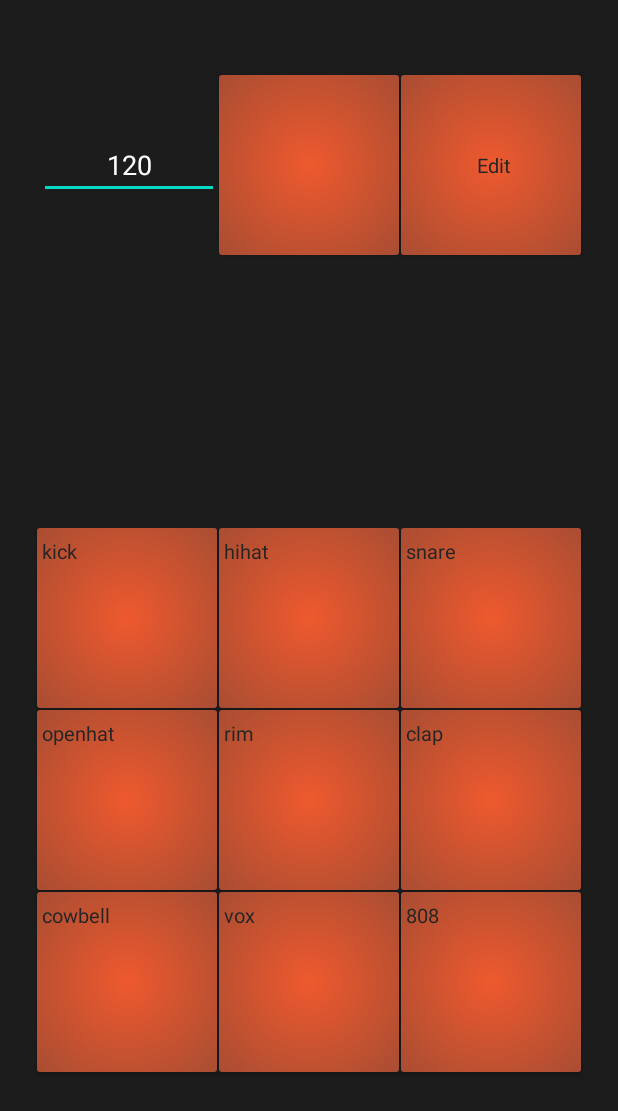
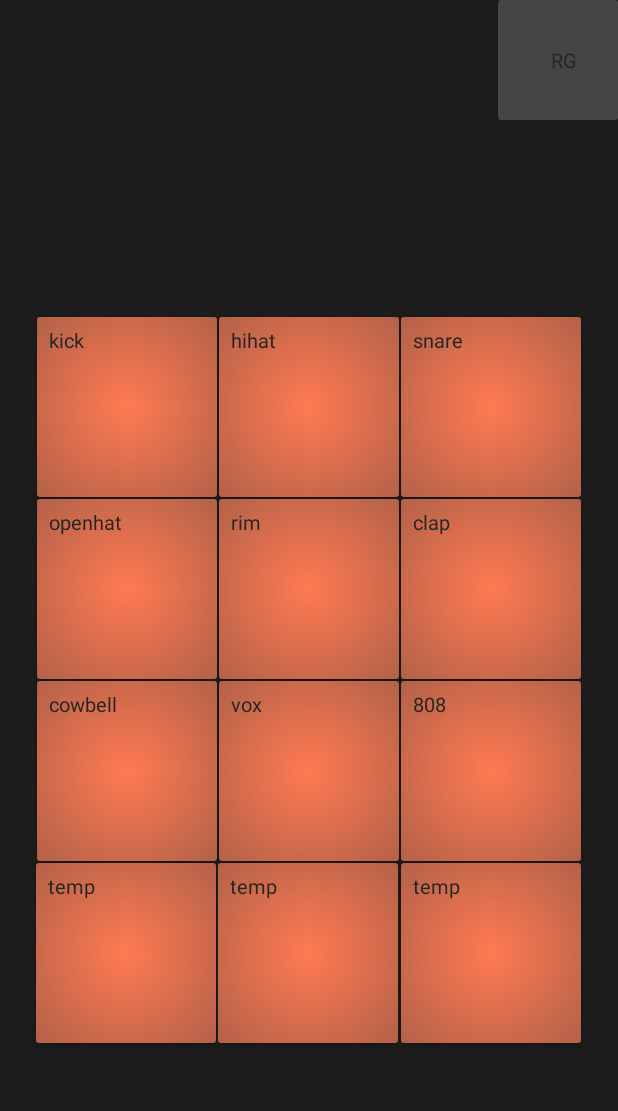
Before and after one commit to ivansavrikov/DrumPartsCreator, an Android app: the screen it shows after launch (RealTimeRhythm), on a phone screen of 412 x 824 dp. Shown: the top 1111 px of the screen. Run offline under Robolectric (Android 15) with nearby library versions, the phone set to English and light mode, and no system bars.

Commit message:
Ui рекомпозиция

```diff
--- a/app/src/main/java/com/example/courseproject/RealTimeRhythm.kt
+++ b/app/src/main/java/com/example/courseproject/RealTimeRhythm.kt
@@ -18,7 +18,6 @@ import java.util.*
 import kotlin.concurrent.timerTask
 
 class RealTimeRhythm : AppCompatActivity() {
-    private lateinit var editTextBpm: EditText
     override fun onCreate(savedInstanceState: Bundle?) {
         super.onCreate(savedInstanceState)
         window.decorView.systemUiVisibility = (
@@ -27,9 +26,6 @@ class RealTimeRhythm : AppCompatActivity() {
                         or View.SYSTEM_UI_FLAG_IMMERSIVE_STICKY)
 
         setContentView(R.layout.activity_real_time_rhythm)
-
-        editTextBpm = findViewById(R.id.editTextBpm)
-        editTextBpm.addTextChangedListener(onChangeBpm)
 
         ManeValues.metronomeBeepDPlayer = MediaPlayer.create(this, R.raw.rim)
         ManeValues.metronomeBeepCPlayer = MediaPlayer.create(this, R.raw.rim)
@@ -52,9 +48,6 @@ class RealTimeRhythm : AppCompatActivity() {
         ManeValues.pads[7] = ManeValues.soundPools[7].load(this, R.raw.vox, 0)
         ManeValues.pads[8] = ManeValues.soundPools[8].load(this, R.raw.bass_808, 0)
 
-
-        val btnMetronome: ToggleButton = findViewById(R.id.btnMetronome)
-        btnMetronome.setOnCheckedChangeListener(myCheckedChangeListener)
 
         val btnPad1: Button = findViewById(R.id.btnPad1)
         val btnPad2: Button = findViewById(R.id.btnPad2)
@@ -128,7 +121,7 @@ class RealTimeRhythm : AppCompatActivity() {
         }
     }
 
-    private val menuManager = OnClickListener { view ->
+    internal val menuManager = OnClickListener { view ->
         when(view.id){
             R.id.btnEdit -> {
                 val intent = Intent(this, RhythmicGridActivity::class.java)
@@ -141,46 +134,4 @@ class RealTimeRhythm : AppCompatActivity() {
     private fun playDrumCutItself(pad: Int, pool: Int){
         ManeValues.soundPools[pool].play(pad, 1.0f, 1.0f, 0, 0, 1.0f)
     }
-
-    private val myCheckedChangeListener =
-        OnCheckedChangeListener { _, isChecked ->
-            if (isChecked) metronomeStart()
-            else metronomeStop()
-        }
-
-    private val onChangeBpm = object : TextWatcher{
-        override fun beforeTextChanged(p0: CharSequence?, p1: Int, p2: Int, p3: Int) {
-            return
-        }
-
-        override fun onTextChanged(p0: CharSequence?, p1: Int, p2: Int, p3: Int) {
-            return
-        }
-
-        override fun afterTextChanged(editText: Editable) {
-            if(editTextBpm.text.toString() != ""){ //hack
-                ManeValues.bpm = editTextBpm.text.toString().toInt()
-                ManeValues.beatDuration = 60_000/ManeValues.bpm.toLong()
-                ManeValues.stepDuration = ManeValues.beatDuration/2
-            }
-        }
-    }
-
-    private var timer: Timer? = null
-    private var tickCount: Int = 0
-
-    private fun metronomeStart() {
-        timer = Timer()
-        timer?.scheduleAtFixedRate(timerTask {
-            if(tickCount % 4 == 0) ManeValues.metronomeBeepDPlayer.start()
-            else ManeValues.metronomeBeepCPlayer.start()
-            tickCount++
-        }, 0, ManeValues.beatDuration)
-    }
-
-    private fun metronomeStop() {
-        timer?.cancel()
-        timer = null
-        tickCount = 0
-    }
 }
--- a/app/src/main/java/com/example/courseproject/RhythmicGridActivity.kt
+++ b/app/src/main/java/com/example/courseproject/RhythmicGridActivity.kt
@@ -3,6 +3,8 @@ package com.example.courseproject
 import android.content.Intent
 import androidx.appcompat.app.AppCompatActivity
 import android.os.Bundle
+import android.text.Editable
+import android.text.TextWatcher
 import android.view.View
 import android.view.View.OnClickListener
 import android.widget.*
@@ -11,6 +13,8 @@ import com.example.courseproject.core.Project808
 import com.example.courseproject.database.DBManager
 import kotlinx.coroutines.*
 import kotlinx.serialization.json.Json
+import java.util.*
+import kotlin.concurrent.timerTask
 
 class RhythmicGridActivity : AppCompatActivity() {
     private lateinit var btnSave: Button
@@ -20,6 +24,8 @@ class RhythmicGridActivity : AppCompatActivity() {
     private var buttonSteps: MutableList<ToggleButton> = mutableListOf()
     private var currentPatternIndex: Int = 0
 
+    private lateinit var editTextBpm: EditText
+
     override fun onCreate(savedInstanceState: Bundle?) {
         super.onCreate(savedInstanceState)
         window.decorView.systemUiVisibility = (
@@ -28,6 +34,12 @@ class RhythmicGridActivity : AppCompatActivity() {
                         or View.SYSTEM_UI_FLAG_IMMERSIVE_STICKY)
 
         setContentView(R.layout.activity_rhythmic_grid)
+
+        editTextBpm = findViewById(R.id.editTextBpm)
+        editTextBpm.addTextChangedListener(onChangeBpm)
+
+        val btnMetronome: ToggleButton = findViewById(R.id.btnMetronome)
+        btnMetronome.setOnCheckedChangeListener(myCheckedChangeListener)
 
         val spinner: Spinner = findViewById(R.id.spinner)
         val pad1Name = resources.getString(R.string.pad1_name)
@@ -258,4 +270,46 @@ class RhythmicGridActivity : AppCompatActivity() {
             }
         }
     }
+
+    private val myCheckedChangeListener =
+        CompoundButton.OnCheckedChangeListener { _, isChecked ->
+            if (isChecked) metronomeStart()
+            else metronomeStop()
+        }
+
+    private val onChangeBpm = object : TextWatcher {
+        override fun beforeTextChanged(p0: CharSequence?, p1: Int, p2: Int, p3: Int) {
+            return
+        }
+
+        override fun onTextChanged(p0: CharSequence?, p1: Int, p2: Int, p3: Int) {
+            return
+        }
+
+        override fun afterTextChanged(editText: Editable) {
+            if(editTextBpm.text.toString() != ""){ //hack
+                ManeValues.bpm = editTextBpm.text.toString().toInt()
+                ManeValues.beatDuration = 60_000/ManeValues.bpm.toLong()
+                ManeValues.stepDuration = ManeValues.beatDuration/2
+            }
+        }
+    }
+
+    private var timer: Timer? = null
+    private var tickCount: Int = 0
+
+    private fun metronomeStart() {
+        timer = Timer()
+        timer?.scheduleAtFixedRate(timerTask {
+            if(tickCount % 4 == 0) ManeValues.metronomeBeepDPlayer.start()
+            else ManeValues.metronomeBeepCPlayer.start()
+            tickCount++
+        }, 0, ManeValues.beatDuration)
+    }
+
+    private fun metronomeStop() {
+        timer?.cancel()
+        timer = null
+        tickCount = 0
+    }
 }
--- a/app/src/main/res/drawable/button_ripple.xml
+++ b/app/src/main/res/drawable/button_ripple.xml
@@ -30,8 +30,8 @@
                 android:height="120dp" />
 
             <stroke
-                android:color="@color/drum_stroke"
-                android:width="1dp"/>
+                android:color="@color/transparent"
+                android:width="5dp"/>
         </shape>
     </item>
 </ripple>
--- a/app/src/main/res/layout/activity_real_time_rhythm.xml
+++ b/app/src/main/res/layout/activity_real_time_rhythm.xml
@@ -7,46 +7,16 @@
     android:background="@color/background"
     tools:context=".RealTimeRhythm">
 
-    <EditText
-        android:id="@+id/editTextBpm"
-        android:layout_width="wrap_content"
-        android:layout_height="wrap_content"
-        android:inputType="numberSigned"
-        android:gravity="center"
-        android:width="120dp"
-        android:text="120"
-        android:maxLength="3"
-        android:textColor="@color/white"
-        app:layout_constraintBottom_toBottomOf="@+id/btnMetronome"
-        app:layout_constraintEnd_toStartOf="@+id/btnMetronome"
-        app:layout_constraintTop_toTopOf="@+id/btnMetronome" />
-
-    <ToggleButton
-        android:id="@+id/btnMetronome"
-        style="@style/button"
-        android:layout_width="120dp"
-        android:layout_height="120dp"
-        android:layout_marginTop="50dp"
-        android:checked="false"
-        android:gravity="center_horizontal"
-        android:paddingStart="0dp"
-        android:textOff=""
-        android:textOn=""
-        app:layout_constraintEnd_toEndOf="parent"
-        app:layout_constraintStart_toStartOf="parent"
-        app:layout_constraintTop_toTopOf="parent" />
-
     <Button
         android:id="@+id/btnEdit"
         style="@style/button"
-        android:layout_width="120dp"
-        android:layout_height="120dp"
-        android:layout_marginStart="1dp"
+        android:layout_width="80dp"
+        android:layout_height="80dp"
         android:gravity="center"
-        android:text="Edit"
-        app:backgroundTint="@null"
-        app:layout_constraintBottom_toBottomOf="@+id/btnMetronome"
-        app:layout_constraintStart_toEndOf="@+id/btnMetronome" />
+        android:text="RG"
+        app:backgroundTint="@color/gray"
+        app:layout_constraintEnd_toEndOf="parent"
+        app:layout_constraintTop_toTopOf="parent" />
 
     <Button
         android:id="@+id/btnPad1"
@@ -64,6 +34,7 @@
         style="@style/button"
         android:layout_width="120dp"
         android:layout_height="120dp"
+        app:layout_constraintVertical_bias="0.3"
         android:text="@string/pad2_name"
         app:backgroundTint="@null"
         app:layout_constraintBottom_toBottomOf="parent"
@@ -154,4 +125,42 @@
         app:layout_constraintStart_toEndOf="@+id/btnPad5"
         app:layout_constraintTop_toBottomOf="@+id/btnPad6" />
 
+    <Button
+        android:id="@+id/btnPad10"
+        style="@style/button"
+        android:layout_width="120dp"
+        android:layout_height="120dp"
+        android:layout_marginTop="1dp"
+        android:layout_marginEnd="1dp"
+        android:text="@string/pad10_name"
+        app:backgroundTint="@null"
+        app:layout_constraintEnd_toEndOf="@+id/btnPad7"
+        app:layout_constraintStart_toStartOf="@+id/btnPad7"
+        app:layout_constraintTop_toBottomOf="@+id/btnPad7" />
+
+    <Button
+        android:id="@+id/btnPad11"
+        style="@style/button"
+        android:layout_width="120dp"
+        android:layout_height="120dp"
+        android:layout_marginTop="1dp"
+        android:text="@string/pad11_name"
+        app:backgroundTint="@null"
+        app:layout_constraintEnd_toEndOf="@+id/btnPad8"
+        app:layout_constraintStart_toEndOf="@+id/btnPad7"
+        app:layout_constraintTop_toBottomOf="@+id/btnPad8" />
+
+    <Button
+        android:id="@+id/btnPad12"
+        style="@style/button"
+        android:layout_width="120dp"
+        android:layout_height="120dp"
+        android:text="@string/pad12_name"
+        android:layout_marginTop="1dp"
+        android:layout_marginStart="1dp"
+        app:backgroundTint="@null"
+        app:layout_constraintStart_toEndOf="@+id/btnPad8"
+        app:layout_constraintTop_toBottomOf="@+id/btnPad9" />
+
+
 </androidx.constraintlayout.widget.ConstraintLayout>
--- a/app/src/main/res/layout/activity_rhythmic_grid.xml
+++ b/app/src/main/res/layout/activity_rhythmic_grid.xml
@@ -6,6 +6,35 @@
     android:layout_height="match_parent"
     tools:context=".RhythmicGridActivity"
     android:background="@color/background">
+
+    <EditText
+        android:id="@+id/editTextBpm"
+        android:layout_width="wrap_content"
+        android:layout_height="wrap_content"
+        android:inputType="numberSigned"
+        android:gravity="center"
+        android:width="120dp"
+        android:text="120"
+        android:maxLength="3"
+        android:textColor="@color/white"
+        app:layout_constraintBottom_toBottomOf="@+id/btnMetronome"
+        app:layout_constraintEnd_toStartOf="@+id/btnMetronome"
+        app:layout_constraintTop_toTopOf="@+id/btnMetronome" />
+
+    <ToggleButton
+        android:id="@+id/btnMetronome"
+        style="@style/button"
+        android:layout_width="80dp"
+        android:layout_height="80dp"
+        android:layout_marginTop="50dp"
+        android:checked="false"
+        android:gravity="center_horizontal"
+        android:paddingStart="0dp"
+        android:textOff=""
+        android:textOn=""
+        app:layout_constraintBottom_toTopOf="@+id/viewPager"
+        app:layout_constraintEnd_toEndOf="parent"
+        app:layout_constraintStart_toStartOf="parent"/>
 
     <Button
         android:id="@+id/btnSave"
--- a/app/src/main/res/values/colors.xml
+++ b/app/src/main/res/values/colors.xml
@@ -6,10 +6,10 @@
     <color name="gray">#454545</color>
     <color name="background">#1C1C1C</color>
 
-    <color name="drum_enabled">#ee592e</color>
+    <color name="drum_enabled">#FF7A52</color>
     <color name="drum_radial">#3A3A3A</color>
-    <color name="drum_pressed">#ee592e</color>
-    <color name="drum_stroke">#FF8663</color>
+    <color name="drum_pressed">#E76F4B</color>
+    <color name="drum_stroke">#FFA488</color>
 
     <color name="step_on">#B5603D</color>
 </resources>
--- a/app/src/main/res/values/strings.xml
+++ b/app/src/main/res/values/strings.xml
@@ -10,4 +10,9 @@
     <string name="pad7_name">cowbell</string>
     <string name="pad8_name">vox</string>
     <string name="pad9_name">808</string>
+
+    <string name="pad10_name">temp</string>
+    <string name="pad11_name">temp</string>
+    <string name="pad12_name">temp</string>
+
 </resources>
--- a/app/src/main/res/values/styles.xml
+++ b/app/src/main/res/values/styles.xml
@@ -2,7 +2,7 @@
     <style name="button" parent="@android:style/Widget.Button">
         <item name="android:gravity">start|top</item>
         <item name="android:padding">0dp</item>
-        <item name="android:paddingStart">3dp</item>
+        <item name="android:paddingStart">8dp</item>
         <item name="android:textColor">#252525</item>
         <item name="android:textSize">6pt</item>
         <item name="android:background">@drawable/button</item>
```
